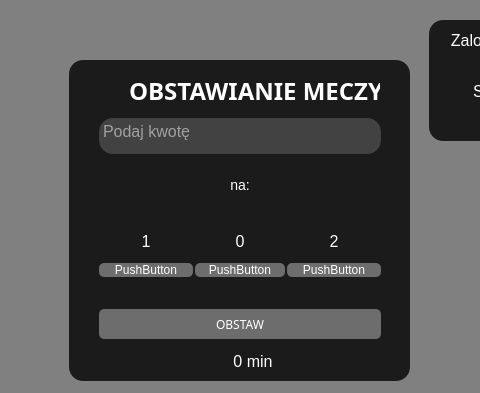
The window that mainwindow.ui (danielbednarz/betting-app) describes before a commit, drawn with Qt 5; both pictures show x 171 to 651 and y 0 to 393 of the 800 by 600 pixel window.
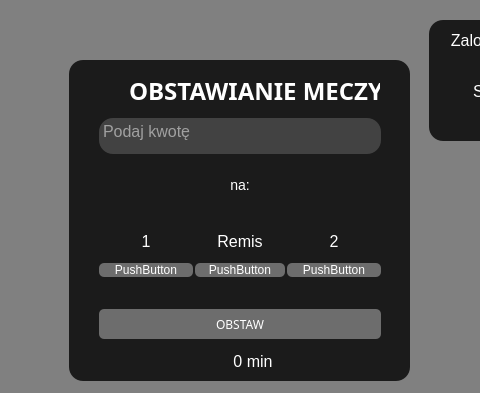
The same window after the commit.

```diff
--- a/mainwindow.ui
+++ b/mainwindow.ui
@@ -439,7 +439,7 @@
         <item>
          <widget class="QLabel" name="label_4">
           <property name="text">
-           <string>0</string>
+           <string>Remis</string>
           </property>
           <property name="alignment">
            <set>Qt::AlignBottom|Qt::AlignHCenter</set>
```
